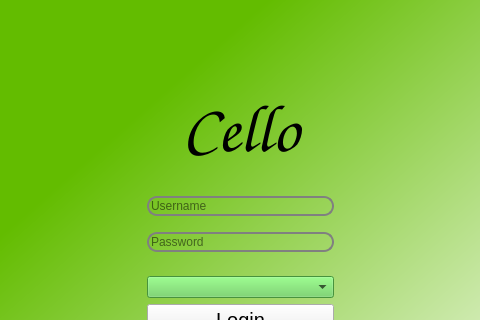
This is frontend/assets/welcomescreen.ui in dahlbma/cello as Qt 5 draws it before an edit; both pictures show x 82 to 562 and y 0 to 320 of the 645 by 480 pixel window. The edited form follows.
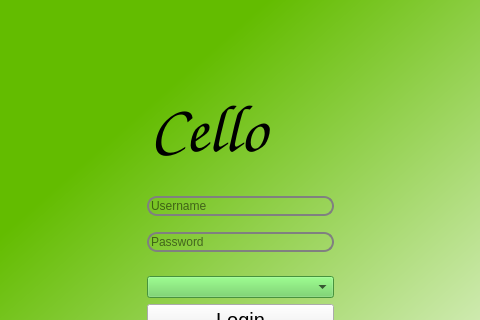
This is the edited form.

```diff
--- a/frontend/assets/welcomescreen.ui
+++ b/frontend/assets/welcomescreen.ui
@@ -64,7 +64,43 @@
        </spacer>
       </item>
       <item>
+       <layout class="QHBoxLayout" name="horizontalLayout_2">
+        <item>
+         <spacer name="horizontalSpacer_3">
+          <property name="orientation">
+           <enum>Qt::Horizontal</enum>
+          </property>
+          <property name="sizeType">
+           <enum>QSizePolicy::Preferred</enum>
+          </property>
+          <property name="sizeHint" stdset="0">
+           <size>
+            <width>5</width>
+            <height>20</height>
+           </size>
+          </property>
+         </spacer>
+        </item>
+        <item>
        <widget class="QLabel" name="label">
+          <property name="minimumSize">
+           <size>
+            <width>180</width>
+            <height>0</height>
+           </size>
+          </property>
+          <property name="maximumSize">
+           <size>
+            <width>180</width>
+            <height>16777215</height>
+           </size>
+          </property>
+          <property name="baseSize">
+           <size>
+            <width>180</width>
+            <height>0</height>
+           </size>
+          </property>
         <property name="font">
          <font>
           <family>Z003</family>
@@ -78,9 +114,27 @@
          <string>Cello</string>
         </property>
         <property name="alignment">
-         <set>Qt::AlignCenter</set>
-        </property>
-       </widget>
+           <set>Qt::AlignLeading|Qt::AlignLeft|Qt::AlignVCenter</set>
+          </property>
+         </widget>
+        </item>
+        <item>
+         <spacer name="horizontalSpacer_4">
+          <property name="orientation">
+           <enum>Qt::Horizontal</enum>
+          </property>
+          <property name="sizeType">
+           <enum>QSizePolicy::Preferred</enum>
+          </property>
+          <property name="sizeHint" stdset="0">
+           <size>
+            <width>5</width>
+            <height>20</height>
+           </size>
+          </property>
+         </spacer>
+        </item>
+       </layout>
       </item>
       <item>
        <spacer name="verticalSpacer">
```
Lines whose indentation alone changed are shown as unchanged.
